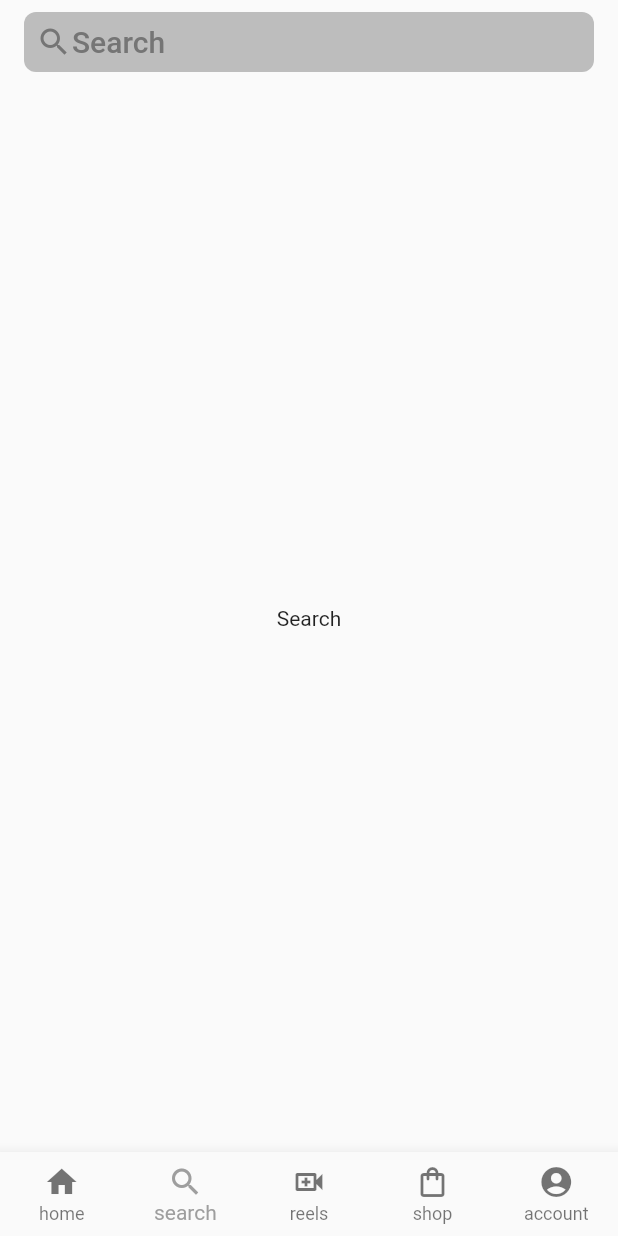
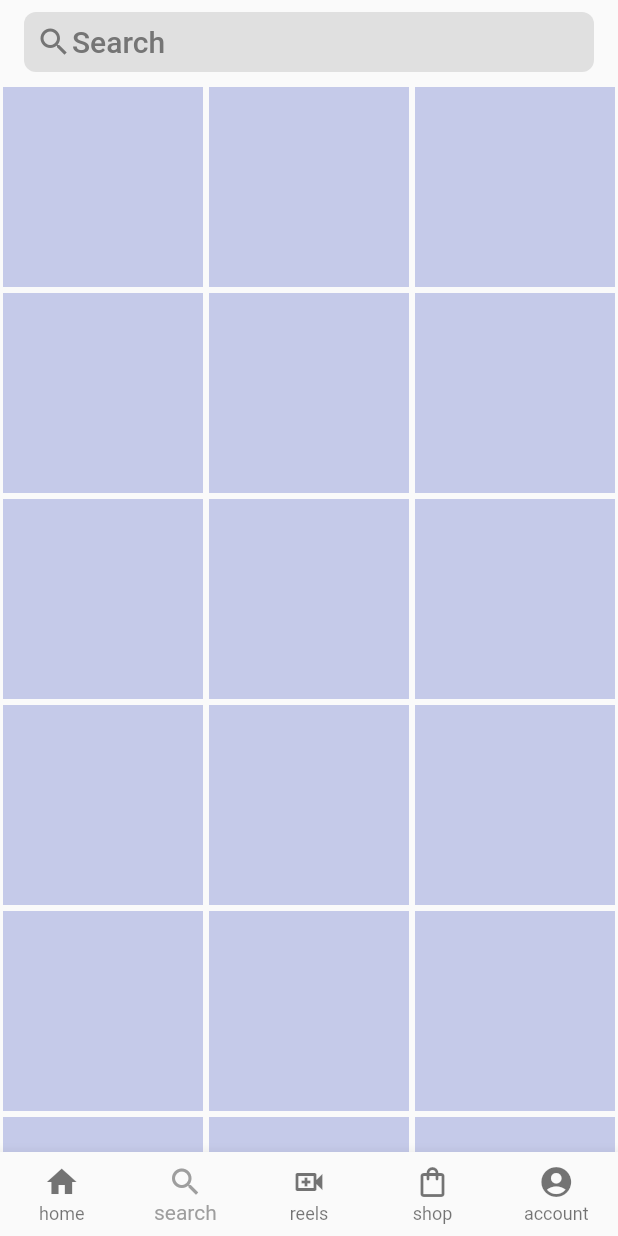
Before and after one commit to Mucahid-Canbey/instagram_clone_flutter, a Flutter app: the screen it shows after launch, item 2 of the bottom bar chosen, on a phone screen of 412 x 824 dp. Run offline on Flutter 3.47's test engine with Material 2 defaults, Android fonts, the phone set to English and light mode, and no system bars.

Commit message:
explorerGrid düzenlendi | uzantı search page eklendi

```diff
--- a/lib/pages/search.dart
+++ b/lib/pages/search.dart
@@ -1,4 +1,5 @@
 import 'package:flutter/material.dart';
+import 'package:instagram/util/explorer_grid.dart';
 
 class UserSearch extends StatelessWidget with _ColorsProje, _paddingProje, _IconsProje {
   UserSearch({super.key});
@@ -14,7 +15,7 @@ class UserSearch extends StatelessWidget with _ColorsProje, _paddingProje, _Icon
               borderRadius: BorderRadius.circular(8),
               child: Container(
                 padding: paddingSearch,
-              color: grey400,
+                color: grey300,
                 child: Row(
                   children: [
                     Icon(iconSearch, color: grey600),
@@ -28,13 +29,12 @@ class UserSearch extends StatelessWidget with _ColorsProje, _paddingProje, _Icon
                 ),
               ),
             )),
-      body: Center(child: Text('Search')),
-    );
+        body: ExplorerGrid());
   }
 }
 
 class _ColorsProje {
-  Color grey400 = Colors.grey.shade400;
+  Color grey300 = Colors.grey.shade300;
   Color transparent = Colors.transparent;
   Color grey600 = Colors.grey.shade600;
 }
--- /dev/null
+++ b/lib/util/explorer_grid.dart
@@ -0,0 +1,20 @@
+import 'package:flutter/material.dart';
+
+// ignore: camel_case_types
+class ExplorerGrid extends StatelessWidget {
+  const ExplorerGrid({super.key});
+
+  @override
+  Widget build(BuildContext context) {
+    return GridView.builder(
+        itemCount: 20,
+        gridDelegate: const SliverGridDelegateWithFixedCrossAxisCount(crossAxisCount: 3),
+        itemBuilder: (context, index) {
+          return Padding(
+              padding: const EdgeInsets.all(2.0),
+              child: Container(
+                color: Colors.indigo.shade100,
+              ));
+        });
+  }
+}
```
Lines whose indentation alone changed are shown as unchanged.
